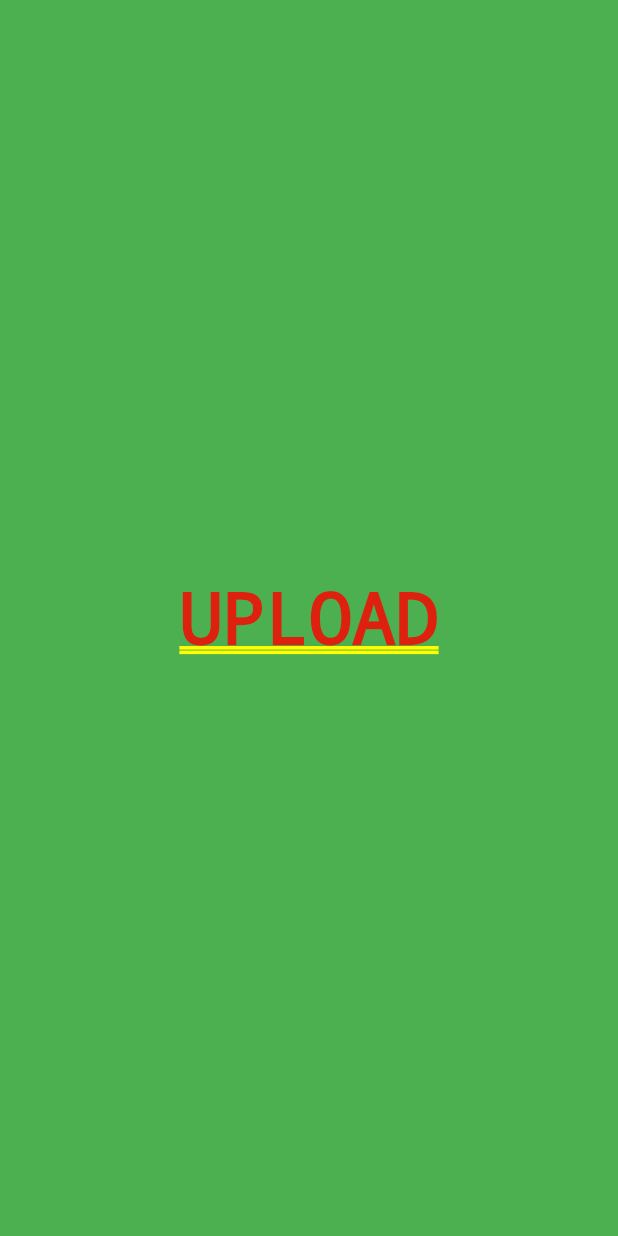
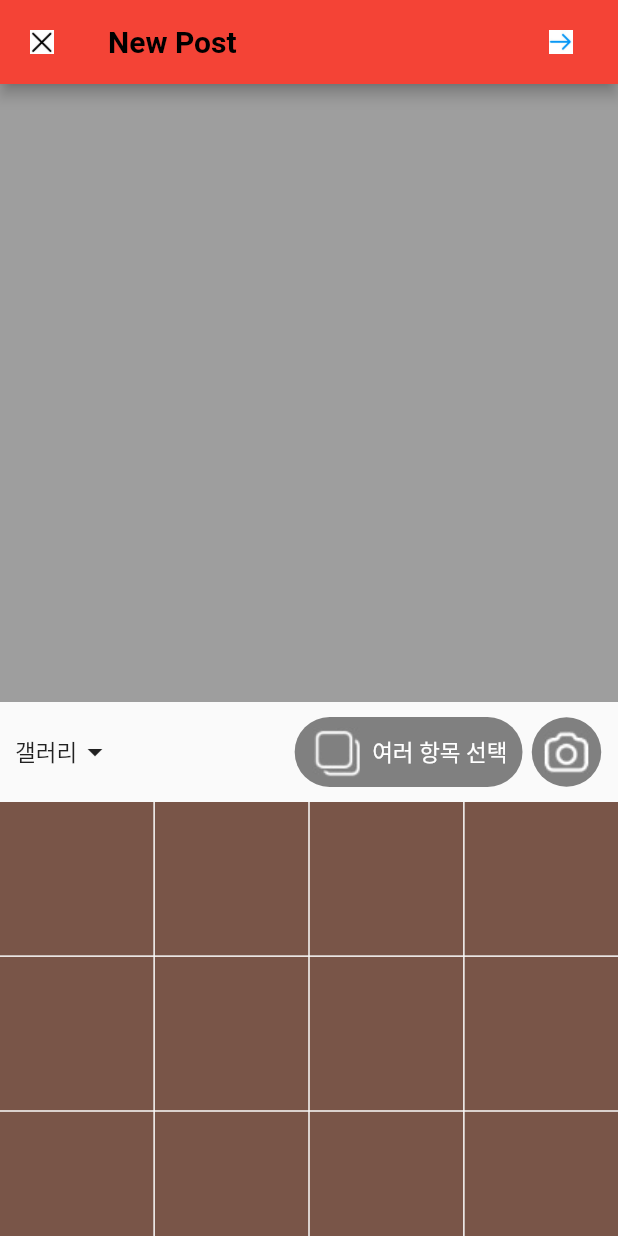
Before and after one commit to kwon0koang/flutter_clone_instagram, a Flutter app: the screen it shows after launch, item 3 of the bottom bar chosen, on a phone screen of 412 x 824 dp. Run offline on Flutter 3.47's test engine with Material 2 defaults, Android fonts, the phone set to English and light mode, and no system bars; our stand-ins replace cached_network_image, expandable_text, get; network calls fail.

Commit message:
[kyk] 업로드 탭 구성

```diff
--- a/lib/src/pages/upload/upload.dart
+++ b/lib/src/pages/upload/upload.dart
@@ -1,10 +1,130 @@
+import 'dart:math';
+
 import 'package:flutter/material.dart';
+import 'package:flutter_clone_instagram/src/common/image_data.dart';
+import 'package:get/get.dart';
 
 class Upload extends StatelessWidget {
   const Upload({Key? key}) : super(key: key);
 
   @override
   Widget build(BuildContext context) {
-    return Container(child: Center(child: Text("UPLOAD")), color: Colors.green);
+    return Scaffold(
+      appBar: AppBar(
+        backgroundColor: Colors.red,
+        leading: GestureDetector(
+          onTap: Get.back,
+          child: Padding(
+            padding: EdgeInsets.all(20),
+            child: ImageData(IconsPath.closeImage),
+          ),
+        ),
+        title: Text(
+          "New Post",
+          style: TextStyle(
+            fontWeight: FontWeight.bold,
+            fontSize: 20,
+          ),
+        ),
+        actions: [
+          GestureDetector(
+            onTap: () {
+              // todo kyk
+            },
+            child: Padding(
+              padding: EdgeInsets.all(20),
+              child: ImageData(IconsPath.nextImage),
+            ),
+          ),
+        ],
+      ),
+      body: SingleChildScrollView(
+        child: Column(
+          children: [
+            _imagePreview(),
+            _header(),
+            _imageSelectList(),
+          ],
+        ),
+      ),
+    );
+  }
+
+  Widget _imagePreview() {
+    return Container(
+      width: Get.width,
+      height: Get.width,
+      color: Colors.grey,
+    );
+  }
+
+  Widget _header() {
+    return Padding(
+      padding: const EdgeInsets.all(10),
+      child: Row(
+        mainAxisAlignment: MainAxisAlignment.spaceBetween,
+        children: [
+          Row(
+            children: [
+              Text(
+                "갤러리",
+                style: TextStyle(fontSize: 15),
+              ),
+              Icon(Icons.arrow_drop_down),
+            ],
+          ),
+          Row(
+            children: [
+              Container(
+                padding: EdgeInsets.symmetric(vertical: 5, horizontal: 10),
+                decoration: BoxDecoration(
+                  color: Color(0xff808080),
+                  borderRadius: BorderRadius.circular(50),
+                ),
+                child: Row(
+                  children: [
+                    ImageData(IconsPath.imageSelectIcon),
+                    SizedBox(width: 5),
+                    Text(
+                      "여러 항목 선택",
+                      style: TextStyle(color: Colors.white, fontSize: 15),
+                    ),
+                  ],
+                ),
+              ),
+              SizedBox(width: 5),
+              Container(
+                child: ImageData(IconsPath.cameraIcon),
+                padding: EdgeInsets.all(6),
+                decoration: BoxDecoration(
+                  shape: BoxShape.circle,
+                  color: Color(0xff808080),
+                ),
+              )
+            ],
+          ),
+        ],
+      ),
+    );
+  }
+
+  Widget _imageSelectList() {
+    return GridView.builder(
+      physics: NeverScrollableScrollPhysics(),    // 외부에 SingleChildScrollView 있기 때문에 GridView 스크롤 제거
+      shrinkWrap: true,                           // 외부에 SingleChildScrollView 있기 때문에 GridView 스크롤 제거
+      gridDelegate: SliverGridDelegateWithFixedCrossAxisCount(
+        crossAxisCount: 4,
+        childAspectRatio: 1,
+        crossAxisSpacing: 1,
+        mainAxisSpacing: 1,
+      ),
+      itemCount: 50,
+      itemBuilder: (context, index) {
+        return Container(
+          color: Colors
+              .primaries[Random().nextInt(Colors.primaries.length)],
+        );
+      },
+    );
   }
 }
```
